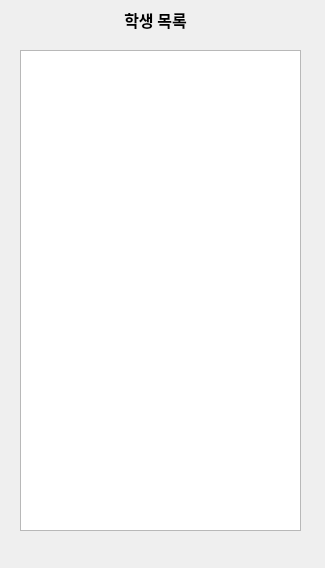
This is CSS/PR_GUEST_LIST.ui in theodore-choi/2021-1-ISECD-Team10 as Qt 5 draws it before an edit. The edited form follows.
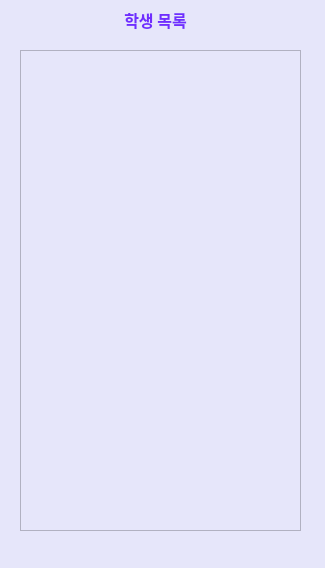
This is the edited form. Icons and pictures are not drawn.

Patch:
```diff
--- a/CSS/PR_GUEST_LIST.ui
+++ b/CSS/PR_GUEST_LIST.ui
@@ -13,6 +13,15 @@
   <property name="windowTitle">
    <string>Dialog</string>
   </property>
+  <property name="windowIcon">
+   <iconset>
+    <normaloff>icon/online-course-icon-57.ico</normaloff>icon/online-course-icon-57.ico</iconset>
+  </property>
+  <property name="styleSheet">
+   <string notr="true">background-color:rgb(230, 230, 250);
+selection-background-color: rgb(243, 243, 243);
+color: rgba(85, 0, 255, 205);</string>
+  </property>
   <widget class="QLabel" name="label">
    <property name="geometry">
     <rect>
```
